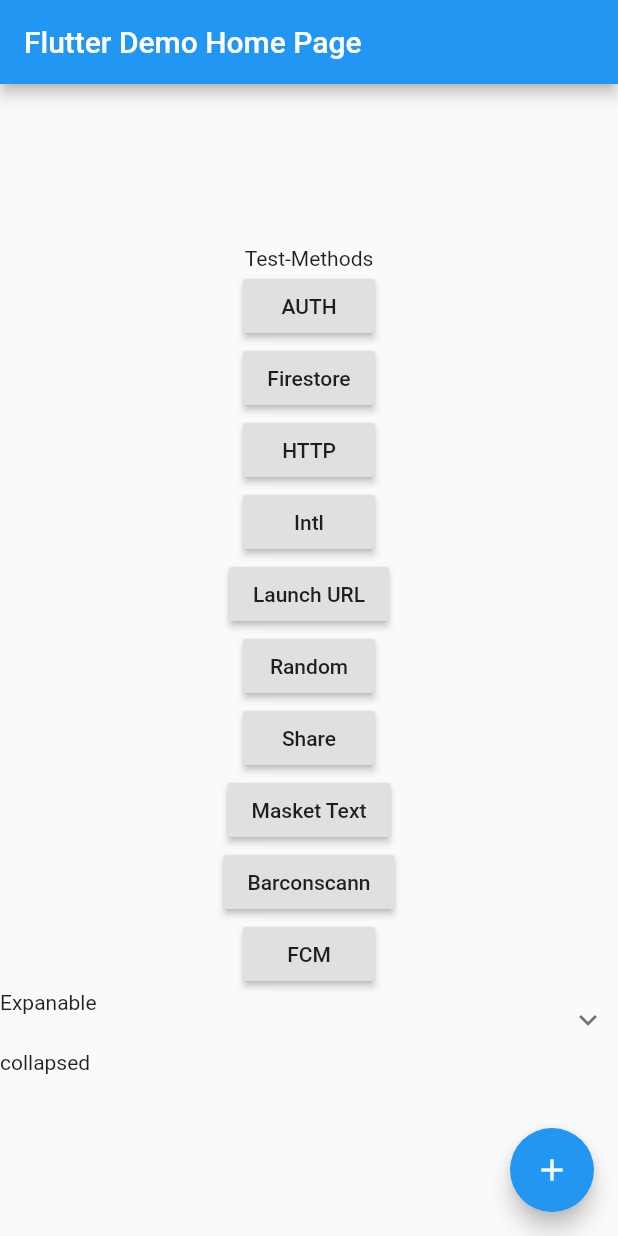
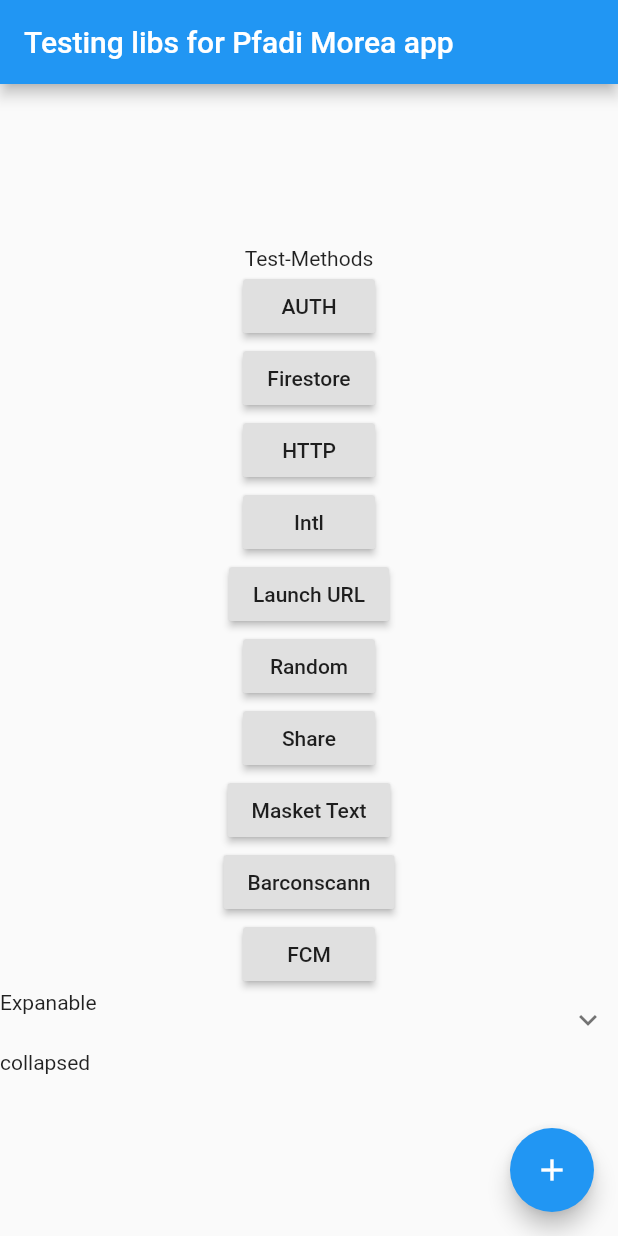
Before and after one commit to pythonpoet/morea, a Flutter app: the screen it shows after launch, on a phone screen of 412 x 824 dp. Run offline on Flutter 3.47's test engine with Material 2 defaults, Android fonts, the phone set to English and light mode, and no system bars; drawn by our look-alikes of expandable; our stand-ins replace cloud_firestore, firebase_auth, firebase_core, firebase_messaging, flutter_masked_text, qr_flutter and 2 more; missing offline and left inert: barcode_scan; accounts and stored records are empty.

Commit message:
Add title in scafold

```diff
--- a/lib/main.dart
+++ b/lib/main.dart
@@ -139,7 +139,7 @@ class _MyHomePageState extends State<MyHomePage> {
       appBar: AppBar(
         // Here we take the value from the MyHomePage object that was created by
         // the App.build method, and use it to set our appbar title.
-        title: Text(widget.title),
+        title: Text("Testing libs for Pfadi Morea app"),
       ),
       body: new Center(
         // Center is a layout widget. It takes a single child and positions it
```
